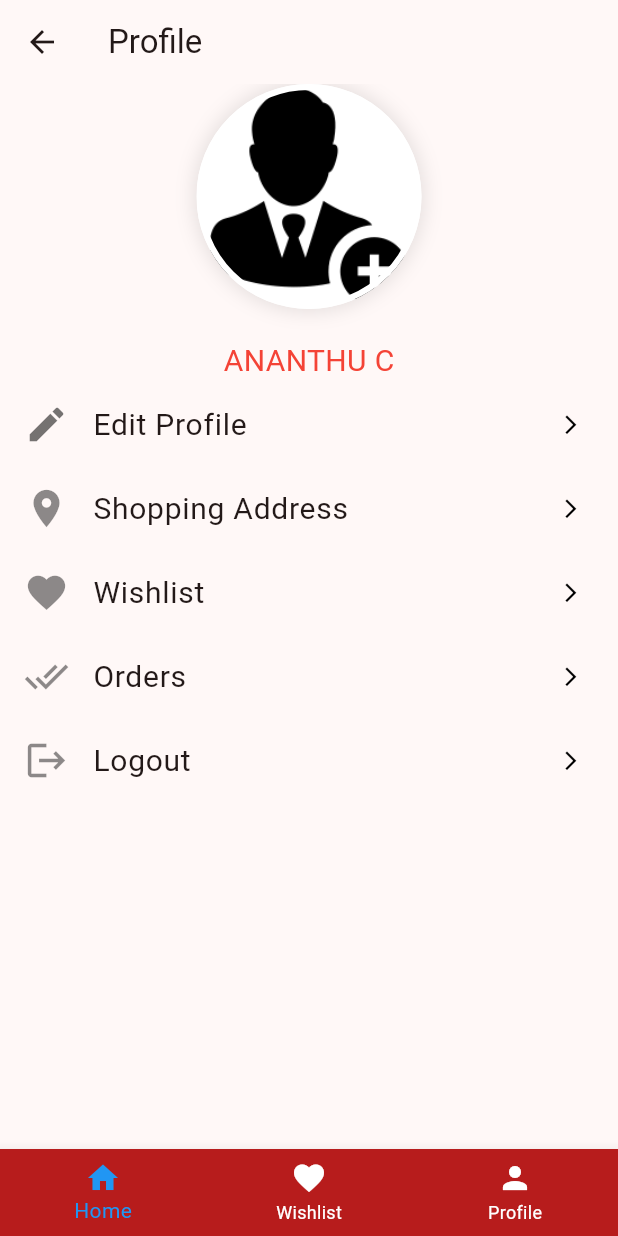
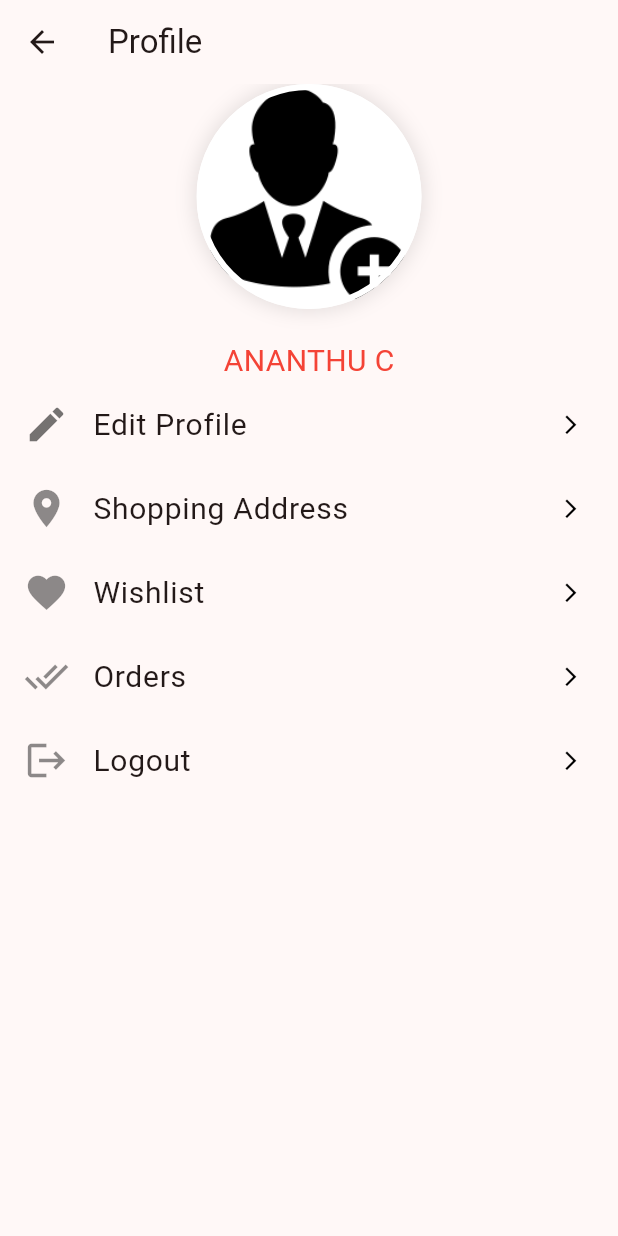
Before and after one commit to ananthu94/Demo-Project, a Flutter app: the HomePage screen opened directly, in the side drawer, after a tap on "Profile", on a phone screen of 412 x 824 dp. Run offline on Flutter 3.47's test engine with Material 3 defaults, Android fonts, the phone set to English and light mode, and no system bars; our stand-ins replace flutter_otp_text_field, flutter_rating_bar, image_picker, shared_preferences, smooth_page_indicator; accounts and stored records are empty; network calls fail.

Commit message:
14/01/2025

```diff
--- a/lib/screens/categories/categorymain.dart
+++ b/lib/screens/categories/categorymain.dart
@@ -1,5 +1,4 @@
 import 'package:flutter/material.dart';
-import 'package:ecommerce_demo/widgets/bottonnavigationbar/bottomnavbar.dart';
 import 'package:ecommerce_demo/screens/categories/tabbar/tabbarcategories.dart';
 
 class CatogoryPage extends StatelessWidget {
@@ -30,12 +29,11 @@ class CatogoryPage extends StatelessWidget {
                       border: OutlineInputBorder(
                           borderRadius: BorderRadius.circular(10))),
                 ),
-                const TabbarWidgetCategories(),
+                SizedBox(child: TabbarWidgetCategories()),
               ],
             ),
           ),
         ),
-        bottomNavigationBar: const BottomNavBar(),
       ),
     );
   }
--- a/lib/screens/categories/tabbar/tabbarcategories.dart
+++ b/lib/screens/categories/tabbar/tabbarcategories.dart
@@ -30,7 +30,7 @@ class TabbarWidgetCategories extends StatelessWidget {
           ),
         ]),
         SizedBox(
-          height: MediaQuery.of(context).size.height * .66,
+          height: MediaQuery.of(context).size.height * .73,
           width: double.infinity,
           child: const TabBarView(children: [
             AllCategory(),
--- a/lib/screens/homepage/homepage.dart
+++ b/lib/screens/homepage/homepage.dart
@@ -2,7 +2,6 @@ import 'package:flutter/material.dart';
 import 'package:ecommerce_demo/widgets/drawer/drawer.dart';
 import 'package:ecommerce_demo/screens/homepage/listforhome.dart';
 import 'package:ecommerce_demo/screens/productpage/productpage.dart';
-import 'package:ecommerce_demo/widgets/bottonnavigationbar/bottomnavbar.dart';
 
 // import 'package:flutter/material.dart';
 // import 'package:ecommerce_demo/widgets/drawer/drawer.dart';
@@ -394,7 +393,6 @@ class HomePage extends StatelessWidget {
         backgroundColor: Colors.white,
         child: DrawerHomepage(),
       ),
-      bottomNavigationBar: const BottomNavBar(),
     );
   }
 }
--- a/lib/screens/login/login_page.dart
+++ b/lib/screens/login/login_page.dart
@@ -1,6 +1,7 @@
 import 'package:flutter/material.dart';
 import 'package:ecommerce_demo/screens/homepage/homepage.dart';
 import 'package:ecommerce_demo/screens/signup/signup_page.dart';
+import 'package:ecommerce_demo/screens/mainscreen/mainscreen.dart';
 import 'package:ecommerce_demo/screens/forgetPassword/forgetpassmain.dart';
 
 class LoginPage extends StatefulWidget {
@@ -105,7 +106,7 @@ class _LoginPageState extends State<LoginPage> {
                       minWidth: double.infinity,
                       onPressed: () {
                         Navigator.of(context).push(MaterialPageRoute(
-                          builder: (context) => const HomePage(),
+                          builder: (context) => MainScreen(),
                         ));
                       },
                       child: const Text(
--- a/lib/screens/productpage/productpage.dart
+++ b/lib/screens/productpage/productpage.dart
@@ -1,6 +1,5 @@
 import 'package:flutter/material.dart';
 import 'package:smooth_page_indicator/smooth_page_indicator.dart';
-import 'package:ecommerce_demo/widgets/bottonnavigationbar/bottomnavbar.dart';
 
 class ProductPage extends StatefulWidget {
   const ProductPage({super.key});
@@ -135,7 +134,6 @@ class _ProductPageState extends State<ProductPage> {
           ),
         ),
       ),
-      bottomNavigationBar: const BottomNavBar(),
     );
   }
 }
--- a/lib/screens/profile/profile.dart
+++ b/lib/screens/profile/profile.dart
@@ -10,10 +10,12 @@ class Profile extends StatelessWidget {
   @override
   Widget build(BuildContext context) {
     return Scaffold(
+      resizeToAvoidBottomInset: false,
       appBar: AppBar(
         title: const Text('Profile'),
       ),
-      body: Column(
+      body: SingleChildScrollView(
+        child: Column(
           children: [
             Container(
               width: 150,
@@ -38,8 +40,7 @@ class Profile extends StatelessWidget {
               'ANANTHU C',
               style: TextStyle(fontSize: 20, color: Colors.red),
             ),
-          Expanded(
-              child: Column(children: [
+            Column(children: [
               ListTile(
                 onTap: () {
                   Navigator.of(context).push(MaterialPageRoute(
@@ -51,7 +52,8 @@ class Profile extends StatelessWidget {
                   size: 30,
                   color: Colors.black54,
                 ),
-              title: const Text('Edit Profile', style: TextStyle(fontSize: 20)),
+                title:
+                    const Text('Edit Profile', style: TextStyle(fontSize: 20)),
                 trailing: const Icon(
                   Icons.arrow_forward_ios,
                   color: Colors.black,
@@ -152,20 +154,21 @@ class Profile extends StatelessWidget {
                   size: 15,
                 ),
               ),
-          ]))
+            ])
           ],
         ),
-      bottomNavigationBar: BottomNavigationBar(
-          backgroundColor: Colors.red[900],
-          unselectedItemColor: Colors.white,
-          type: BottomNavigationBarType.fixed,
-          selectedItemColor: Colors.blue,
-          items: const [
-            BottomNavigationBarItem(icon: Icon(Icons.home), label: 'Home'),
-            BottomNavigationBarItem(
-                icon: Icon(Icons.favorite), label: 'Wishlist'),
-            BottomNavigationBarItem(icon: Icon(Icons.person), label: 'Profile'),
-          ]),
+      ),
+      // bottomNavigationBar: BottomNavigationBar(
+      //     backgroundColor: Colors.red[900],
+      //     unselectedItemColor: Colors.white,
+      //     type: BottomNavigationBarType.fixed,
+      //     selectedItemColor: Colors.blue,
+      //     items: const [
+      //       BottomNavigationBarItem(icon: Icon(Icons.home), label: 'Home'),
+      //       BottomNavigationBarItem(
+      //           icon: Icon(Icons.favorite), label: 'Wishlist'),
+      //       BottomNavigationBarItem(icon: Icon(Icons.person), label: 'Profile'),
+      //     ]),
     );
   }
 }
--- a/lib/statemanagement/WishlistProvider/wishlistprovider.dart
+++ b/lib/statemanagement/WishlistProvider/wishlistprovider.dart
@@ -1,7 +1,7 @@
 import 'package:flutter/material.dart';
 
 class WishlistProvider extends ChangeNotifier {
-  List<Map<String, dynamic>> _wishlist = [];
+  final List<Map<String, dynamic>> _wishlist = [];
 
   List<Map<String, dynamic>> get wishlist => _wishlist;
 
--- a/lib/widgets/bottonnavigationbar/bottomnavbar.dart
+++ /dev/null
@@ -1,20 +0,0 @@
-import 'package:flutter/material.dart';
-
-class BottomNavBar extends StatelessWidget {
-  const BottomNavBar({super.key});
-
-  @override
-  Widget build(BuildContext context) {
-    return BottomNavigationBar(
-        backgroundColor: Colors.red[900],
-        unselectedItemColor: Colors.white,
-        type: BottomNavigationBarType.fixed,
-        selectedItemColor: Colors.blue,
-        items: const [
-          BottomNavigationBarItem(icon: Icon(Icons.home), label: 'Home'),
-          BottomNavigationBarItem(
-              icon: Icon(Icons.favorite), label: 'Wishlist'),
-          BottomNavigationBarItem(icon: Icon(Icons.person), label: 'Profile'),
-        ]);
-  }
-}
```
Also changed, not shown: lib/screens/mainscreen/mainscreen.dart (added, +51 -0 lines). Lines whose indentation alone changed are shown as unchanged.
